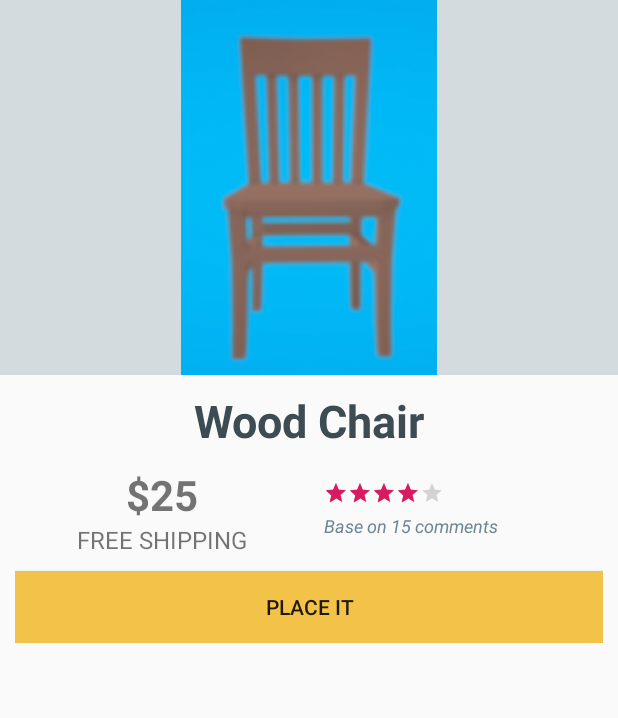
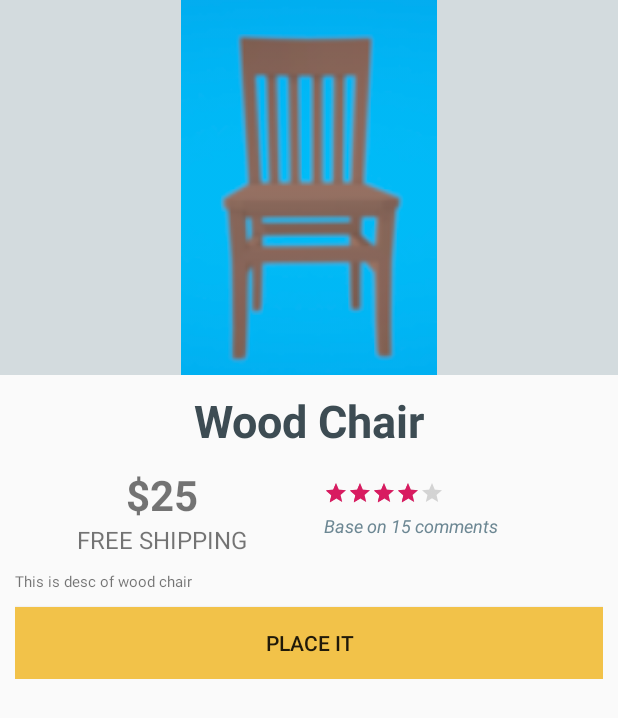
Before and after one commit to trantanhdev/happy_furniture, an Android app: the screen it shows after launch (ProductActivity), after a tap on "Wood Chair", on a phone screen of 412 x 824 dp. Shown: the top 718 px of the screen. Run offline under Robolectric (Android 15) with nearby library versions, the phone set to English and light mode, and no system bars; our stand-ins replace Dagger/Hilt's generated code, navigation-ui.

Commit message:
Load Product data

```diff
--- a/app/src/main/java/com/example/hf/di/ActivityBuilderModule.java
+++ b/app/src/main/java/com/example/hf/di/ActivityBuilderModule.java
@@ -1,8 +1,10 @@
 package com.example.hf.di;
 
 import com.example.hf.di.account.AccountModule;
+import com.example.hf.di.product.ProductModule;
 import com.example.hf.ui.IndexActivity;
 import com.example.hf.ui.MainActivity;
+import com.example.hf.ui.ProductActivity;
 
 import dagger.Module;
 import dagger.android.ContributesAndroidInjector;
@@ -19,4 +21,11 @@ public abstract class ActivityBuilderModule {
       }
   )
   abstract IndexActivity contributeIndexActivity();
+
+  @ContributesAndroidInjector (
+      modules = {
+          ProductModule.class
+      }
+  )
+  abstract ProductActivity contributeProductActivity();
 }
--- /dev/null
+++ b/app/src/main/java/com/example/hf/di/product/ProductModule.java
@@ -0,0 +1,16 @@
+package com.example.hf.di.product;
+
+import com.example.hf.repositories.ProductRepository;
+import com.example.hf.repositories.lds.ProductLocalDataSource;
+
+import dagger.Module;
+import dagger.Provides;
+
+@Module
+public class ProductModule {
+
+  @Provides
+  ProductRepository getProductRepository() {
+    return new ProductLocalDataSource();
+  }
+}
--- a/app/src/main/java/com/example/hf/ui/ProductActivity.java
+++ b/app/src/main/java/com/example/hf/ui/ProductActivity.java
@@ -1,15 +1,22 @@
 package com.example.hf.ui;
-
-import androidx.appcompat.app.AppCompatActivity;
 
 import android.os.Bundle;
 import android.widget.Toast;
 
 import com.example.hf.R;
+import com.example.hf.models.data.Product;
+import com.example.hf.repositories.ProductRepository;
 
-public class ProductActivity extends AppCompatActivity {
+import javax.inject.Inject;
+
+import dagger.android.support.DaggerAppCompatActivity;
+
+public class ProductActivity extends DaggerAppCompatActivity {
 
   private static final String TAG = "ProductActivity";
+
+  @Inject
+  ProductRepository repository;
 
   @Override
   protected void onCreate(Bundle savedInstanceState) {
@@ -21,6 +28,8 @@ public class ProductActivity extends AppCompatActivity {
     if(b != null)
       value = b.getInt("pid");
 
-    Toast.makeText(this, "product Id:" + value, Toast.LENGTH_LONG).show();
+    Product product = repository.get(value);
+    //Toast.makeText(this, "product Id:" + product.getName(), Toast.LENGTH_LONG).show();
+
   }
 }
--- a/app/src/main/res/layout/activity_product.xml
+++ b/app/src/main/res/layout/activity_product.xml
@@ -80,6 +80,12 @@
             android:text="Base on 15 comments"/>
       </LinearLayout>
     </LinearLayout>
+    <TextView
+        android:layout_width="match_parent"
+        android:layout_height="wrap_content"
+        android:text="This is desc of wood chair"
+        android:textSize="10dp"
+        android:layout_marginBottom="10dp"/>
     <Button
         android:layout_width="match_parent"
         android:layout_height="wrap_content"
```
